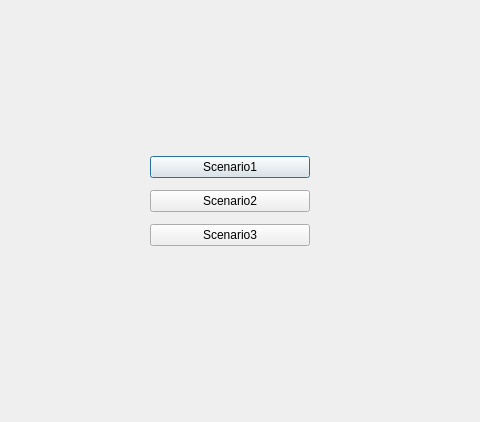
Old version of the form select_query.ui in the repository QjaYo/Database_MiniProject.
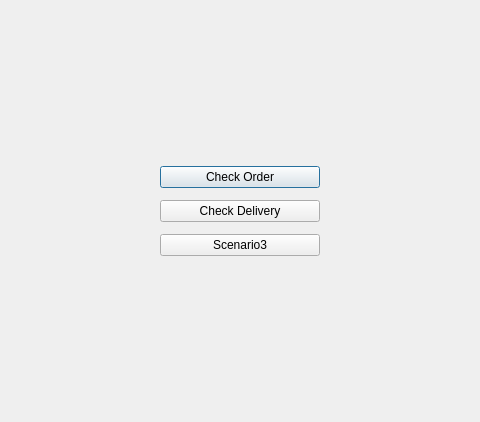
New version of the form.

```diff
--- a/select_query.ui
+++ b/select_query.ui
@@ -16,8 +16,8 @@
   <widget class="QWidget" name="verticalLayoutWidget">
    <property name="geometry">
     <rect>
-     <x>150</x>
-     <y>150</y>
+     <x>160</x>
+     <y>160</y>
      <width>160</width>
      <height>103</height>
     </rect>
@@ -26,14 +26,14 @@
     <item>
      <widget class="QPushButton" name="btn_s1">
       <property name="text">
-       <string>Scenario1</string>
+       <string>Check Order</string>
       </property>
      </widget>
     </item>
     <item>
      <widget class="QPushButton" name="btn_s2">
       <property name="text">
-       <string>Scenario2</string>
+       <string>Check Delivery</string>
       </property>
      </widget>
     </item>
```
